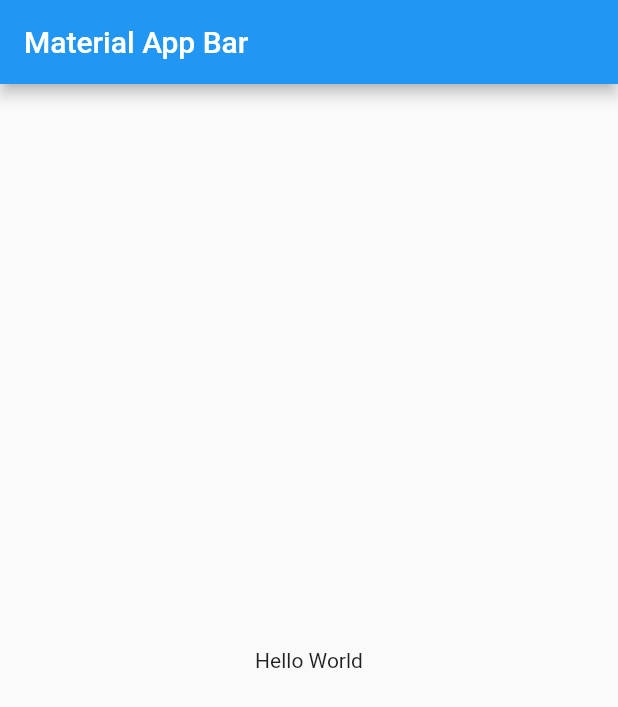
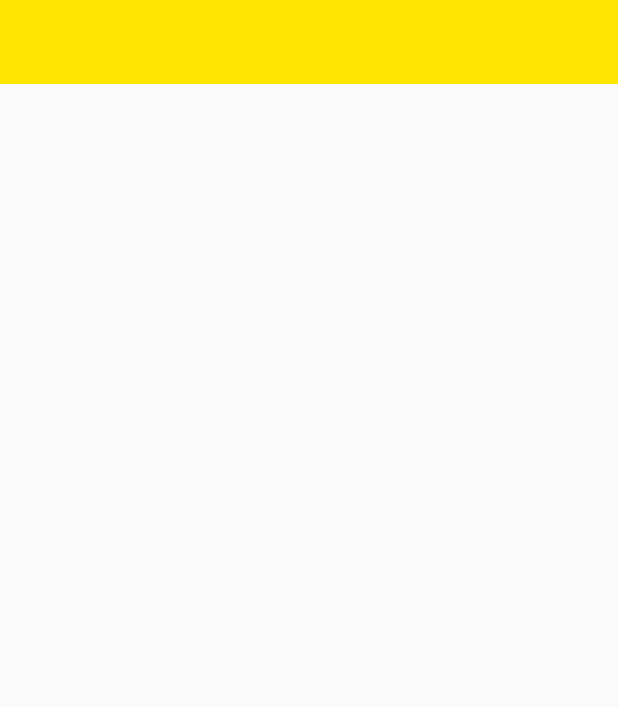
Before and after one commit to RaulBau/Ubicua-ML, a Flutter app: the screen it shows after launch, on a phone screen of 412 x 824 dp. Shown: the top 707 px of the screen. Run offline on Flutter 3.47's test engine with Material 2 defaults, Android fonts, the phone set to English and light mode, and no system bars.

Commit message:
se crearon los widgets

```diff
--- a/mercado_libre/lib/main.dart
+++ b/mercado_libre/lib/main.dart
@@ -1,22 +1,22 @@
 import 'package:flutter/material.dart';
+import 'package:mercado_libre/paginas/principal.dart';
 
 void main() => runApp(MyApp());
+
+final colores = {
+  "amarillo": Color(0xffFFE600),
+  "lila": Color(0xffED195B),
+  "grisOscuro": Color(0xff333333),
+  "grisClaro": Color(0xffCCCCCC),
+  "azul": Color(0xff2D3277)
+};
 
 class MyApp extends StatelessWidget {
   @override
   Widget build(BuildContext context) {
     return MaterialApp(
       title: 'Material App',
-      home: Scaffold(
-        appBar: AppBar(
-          title: Text('Material App Bar'),
-        ),
-        body: Center(
-          child: Container(
-            child: Text('Hello World'),
-          ),
-        ),
-      ),
+      home: Principal(),
     );
   }
 }
--- /dev/null
+++ b/mercado_libre/lib/paginas/principal.dart
@@ -0,0 +1,18 @@
+import 'package:flutter/material.dart';
+import 'package:mercado_libre/main.dart';
+import 'package:mercado_libre/widgets/appBar.dart';
+
+class Principal extends StatefulWidget {
+  @override
+  _PrincipalState createState() => _PrincipalState();
+}
+
+class _PrincipalState extends State<Principal> {
+  @override
+  Widget build(BuildContext context) {
+    return Scaffold(
+      appBar: AppbarML(
+      ),
+    );
+  }
+}
--- /dev/null
+++ b/mercado_libre/lib/widgets/appBar.dart
@@ -0,0 +1,23 @@
+import 'package:flutter/material.dart';
+import 'package:mercado_libre/main.dart';
+
+class AppbarML extends StatefulWidget implements PreferredSizeWidget {
+  AppbarML({Key key})
+      : preferredSize = Size.fromHeight(kToolbarHeight),
+        super(key: key);
+
+  @override
+  final Size preferredSize;
+  @override
+  _AppbarMLState createState() => _AppbarMLState();
+}
+
+class _AppbarMLState extends State<AppbarML> {
+  @override
+  Widget build(BuildContext context) {
+    return AppBar(
+      backgroundColor: colores['amarillo'],
+      elevation: 0,
+    );
+  }
+}
--- /dev/null
+++ b/mercado_libre/lib/widgets/drawer.dart
@@ -0,0 +1,20 @@
+import 'package:flutter/material.dart';
+
+class DrawerML extends StatelessWidget implements Drawer {
+  DrawerML({Key key})
+      : child = null,
+        elevation = null,
+        semanticLabel = null,
+        super(key: key);
+  @override
+  final Widget child;
+  @override
+  final double elevation;
+  @override
+  final String semanticLabel;
+
+  @override
+  Widget build(BuildContext context) {
+    return Container();
+  }
+}
```
